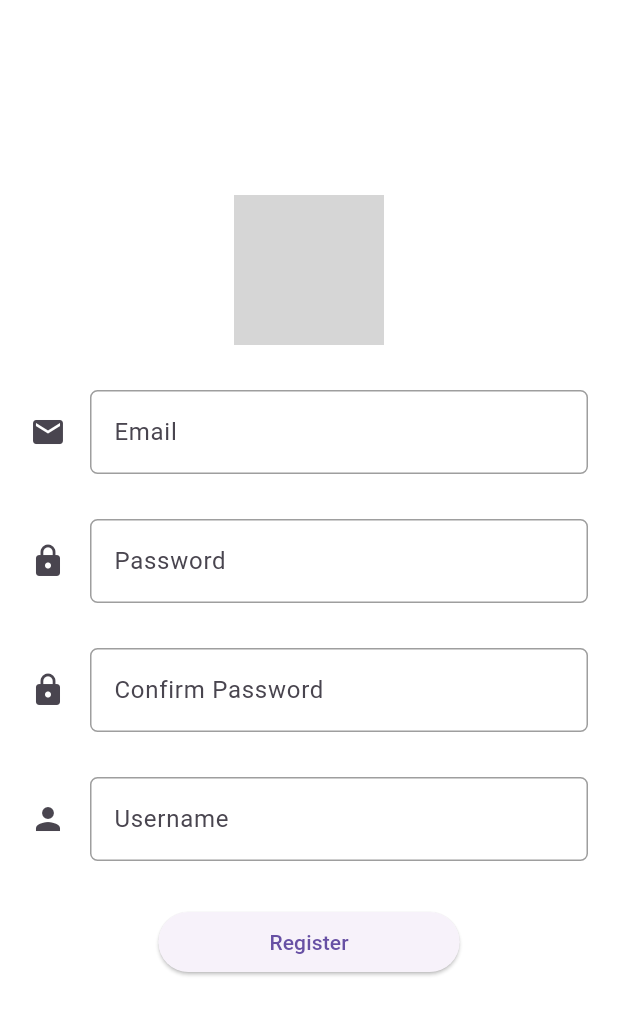
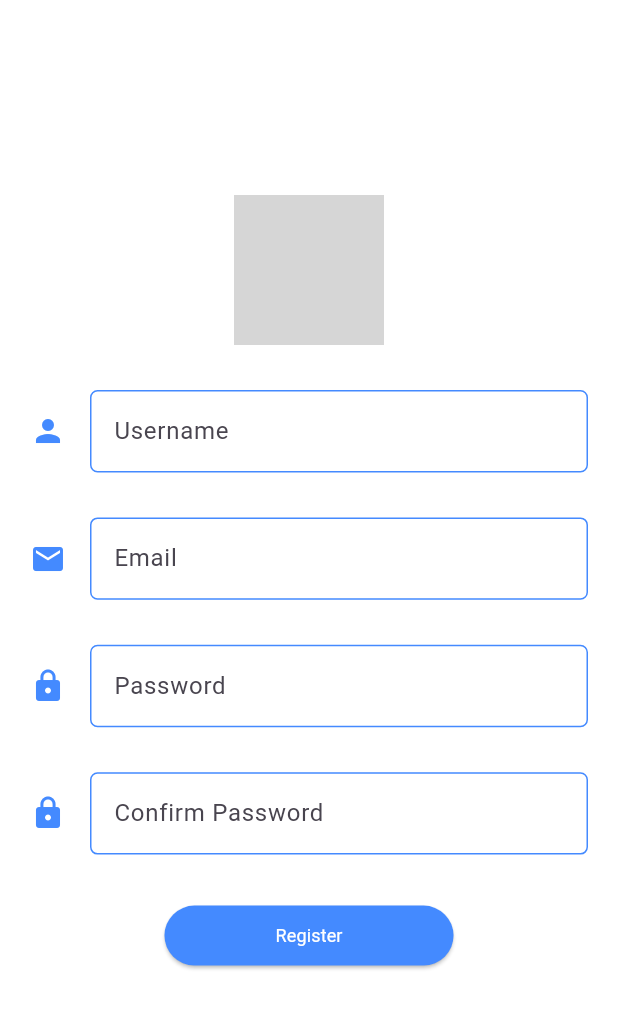
Before and after one commit to Anonymousgaurav/Instagram_MVC, a Flutter app: the screen it shows after launch, after a tap on "New User? Click Here", on a phone screen of 412 x 824 dp. Shown: the top 1015 px of the screen. Run offline on Flutter 3.47's test engine with Material 3 defaults, Android fonts, the phone set to English and light mode, and no system bars; our stand-ins replace cached_network_image, cloud_firestore, firebase_auth, firebase_core, firebase_storage, get and 2 more; missing offline and left inert: flutter_share, video_compress; accounts and stored records are empty; network calls fail; grey boxes are pictures that could not be loaded.

Commit message:
Screencaps updated in Readme file, DeviceUtils file added, Login & Signup screen styles updated

```diff
--- /dev/null
+++ b/lib/utils/DeviceUtils.dart
@@ -0,0 +1,27 @@
+import 'package:flutter/cupertino.dart';
+
+abstract class DeviceUtils {
+  /// Return a fraction of screen width
+  static double fractionWidth(BuildContext context, {double fraction = 1.0}) {
+    assert(fraction > 0.0);
+
+    return MediaQuery.of(context).size.width / fraction;
+  }
+
+  /// Return a fraction of screen height
+  static double fractionHeight(BuildContext context, {double fraction = 1.0}) {
+    assert(fraction > 0.0);
+
+    return MediaQuery.of(context).size.height / fraction;
+  }
+
+  /// Increment screen width by a factor
+  static double factorWidth(BuildContext context, {double factor = 1.0}) {
+    return MediaQuery.of(context).size.width * factor;
+  }
+
+  /// Increment screen height by a factor
+  static double factorHeight(BuildContext context, {double factor = 1.0}) {
+    return MediaQuery.of(context).size.height * factor;
+  }
+}
--- a/lib/utils/constants.dart
+++ b/lib/utils/constants.dart
@@ -14,7 +14,7 @@ getRandomColor() => [
 
 const bgColour = Colors.black;
 var button = Colors.red[400];
-const borderColor = Colors.grey;
+const borderColor = Colors.blueAccent;
 
 var uid = FirebaseAuth.instance.currentUser!.uid;
 
--- a/lib/view/screens/LoginScreen.dart
+++ b/lib/view/screens/LoginScreen.dart
@@ -1,11 +1,14 @@
 import 'package:flutter/material.dart';
 import 'package:get/get.dart';
 import 'package:insta_mvc_demo/controller/AuthController.dart';
+import 'package:insta_mvc_demo/utils/DeviceUtils.dart';
 import 'package:insta_mvc_demo/view/screens/SignUpScreen.dart';
+import 'package:insta_mvc_demo/view/styles/LoginScreenStyles.dart';
 import 'package:insta_mvc_demo/view/widgets/text_input.dart';
 
 class LoginScreen extends StatelessWidget {
   LoginScreen({super.key});
+
   final TextEditingController _emailController = TextEditingController();
   final TextEditingController _passwordController = TextEditingController();
   final controller = Get.put(AuthController());
@@ -22,6 +25,7 @@ class LoginScreen extends StatelessWidget {
               height: _DIMENS.WHITE_SPACING,
             ),
             Container(
+              height: DeviceUtils.fractionHeight(context, fraction: 15.0),
               margin: const EdgeInsets.symmetric(
                 horizontal: _DIMENS.MARGIN_HORIZONTAL,
               ),
@@ -35,8 +39,10 @@ class LoginScreen extends StatelessWidget {
               height: _DIMENS.WHITE_SPACING,
             ),
             Container(
+              height: DeviceUtils.fractionHeight(context, fraction: 15.0),
               margin: const EdgeInsets.symmetric(
-                  horizontal: _DIMENS.MARGIN_HORIZONTAL),
+                horizontal: _DIMENS.MARGIN_HORIZONTAL,
+              ),
               child: TextInputField(
                 controller: _passwordController,
                 myLabelText: "Password",
@@ -48,6 +54,8 @@ class LoginScreen extends StatelessWidget {
               height: _DIMENS.WHITE_SPACING,
             ),
             ElevatedButton(
+              style:
+                  ElevatedButton.styleFrom(backgroundColor: Colors.blueAccent),
               onPressed: () {
                 controller.login(
                   _emailController.text,
@@ -57,14 +65,20 @@ class LoginScreen extends StatelessWidget {
               child: Container(
                 padding:
                     const EdgeInsets.symmetric(horizontal: 50, vertical: 10),
-                child: const Text("Login"),
+                child: Text(
+                  "Login",
+                  style: LoginScreenStyles.loginButton,
+                ),
               ),
             ),
             TextButton(
               onPressed: () {
                 Get.to(SignUpScreen());
               },
-              child: const Text("New User? Click Here"),
+              child: Text(
+                "New User? Click Here",
+                style: LoginScreenStyles.signUpText,
+              ),
             )
           ],
         ),
@@ -74,6 +88,6 @@ class LoginScreen extends StatelessWidget {
 }
 
 abstract class _DIMENS {
-  static const WHITE_SPACING = 30.0;
-  static const MARGIN_HORIZONTAL = 20.0;
+  static const WHITE_SPACING = 25.0;
+  static const MARGIN_HORIZONTAL = 40.0;
 }
--- a/lib/view/screens/SignUpScreen.dart
+++ b/lib/view/screens/SignUpScreen.dart
@@ -1,6 +1,8 @@
 import 'package:flutter/material.dart';
 import 'package:get/get.dart';
 import 'package:insta_mvc_demo/controller/AuthController.dart';
+import 'package:insta_mvc_demo/utils/DeviceUtils.dart';
+import 'package:insta_mvc_demo/view/styles/RegisterScreenStyles.dart';
 import 'package:insta_mvc_demo/view/widgets/text_input.dart';
 
 class SignUpScreen extends StatelessWidget {
@@ -44,7 +46,7 @@ class SignUpScreen extends StatelessWidget {
                       right: 4,
                       child: Icon(
                         Icons.edit,
-                        color: Colors.black,
+                        color: Colors.grey,
                       ),
                     )
                   ],
@@ -54,6 +56,21 @@ class SignUpScreen extends StatelessWidget {
                 height: _DIMENS.WHITE_SPACING,
               ),
               Container(
+                height: DeviceUtils.fractionHeight(context, fraction: 15.0),
+                margin: const EdgeInsets.symmetric(
+                    horizontal: _DIMENS.MARGIN_HORIZONTAL),
+                child: TextInputField(
+                  controller: _usernameController,
+                  myLabelText: "Username",
+                  myIcon: Icons.person,
+                  toHide: false,
+                ),
+              ),
+              const SizedBox(
+                height: _DIMENS.WHITE_SPACING,
+              ),
+              Container(
+                height: DeviceUtils.fractionHeight(context, fraction: 15.0),
                 margin: const EdgeInsets.symmetric(
                     horizontal: _DIMENS.MARGIN_HORIZONTAL),
                 child: TextInputField(
@@ -66,6 +83,7 @@ class SignUpScreen extends StatelessWidget {
                 height: _DIMENS.WHITE_SPACING,
               ),
               Container(
+                height: DeviceUtils.fractionHeight(context, fraction: 15.0),
                 margin: const EdgeInsets.symmetric(
                     horizontal: _DIMENS.MARGIN_HORIZONTAL),
                 child: TextInputField(
@@ -79,6 +97,7 @@ class SignUpScreen extends StatelessWidget {
                 height: _DIMENS.WHITE_SPACING,
               ),
               Container(
+                height: DeviceUtils.fractionHeight(context, fraction: 15.0),
                 margin: const EdgeInsets.symmetric(
                     horizontal: _DIMENS.MARGIN_HORIZONTAL),
                 child: TextInputField(
@@ -91,20 +110,9 @@ class SignUpScreen extends StatelessWidget {
               const SizedBox(
                 height: _DIMENS.WHITE_SPACING,
               ),
-              Container(
-                margin: const EdgeInsets.symmetric(
-                    horizontal: _DIMENS.MARGIN_HORIZONTAL),
-                child: TextInputField(
-                  controller: _usernameController,
-                  myLabelText: "Username",
-                  myIcon: Icons.person,
-                  toHide: false,
-                ),
-              ),
-              const SizedBox(
-                height: _DIMENS.WHITE_SPACING,
-              ),
               ElevatedButton(
+                style: ElevatedButton.styleFrom(
+                    backgroundColor: Colors.blueAccent),
                 onPressed: () {
                   controller.signUp(
                     _usernameController.text,
@@ -116,7 +124,10 @@ class SignUpScreen extends StatelessWidget {
                 child: Container(
                   padding:
                       const EdgeInsets.symmetric(horizontal: 50, vertical: 10),
-                  child: const Text("Register"),
+                  child: Text(
+                    "Register",
+                    style: RegisterScreenStyles.registerButton,
+                  ),
                 ),
               )
             ],
--- /dev/null
+++ b/lib/view/styles/LoginScreenStyles.dart
@@ -0,0 +1,13 @@
+import 'package:flutter/material.dart';
+
+class LoginScreenStyles {
+  static TextStyle get loginButton {
+    return const TextStyle(
+        fontSize: 12, color: Colors.white, fontWeight: FontWeight.w400);
+  }
+
+  static TextStyle get signUpText {
+    return const TextStyle(
+        fontSize: 12, color: Colors.black, fontWeight: FontWeight.w400);
+  }
+}
--- /dev/null
+++ b/lib/view/styles/RegisterScreenStyles.dart
@@ -0,0 +1,13 @@
+import 'package:flutter/material.dart';
+
+class RegisterScreenStyles {
+  static TextStyle get registerButton {
+    return const TextStyle(
+        fontSize: 12, color: Colors.white, fontWeight: FontWeight.w400);
+  }
+
+  static TextStyle get signUpText {
+    return const TextStyle(
+        fontSize: 12, color: Colors.black, fontWeight: FontWeight.w400);
+  }
+}
--- a/lib/view/widgets/text_input.dart
+++ b/lib/view/widgets/text_input.dart
@@ -21,8 +21,13 @@ class TextInputField extends StatelessWidget {
       obscureText: toHide,
       controller: controller,
       decoration: InputDecoration(
-        icon: Icon(myIcon),
+        icon: Icon(
+          myIcon,
+          color: Colors.blueAccent,
+        ),
         labelText: myLabelText,
+
+        /// labelStyle: TextStyle(color: Colors.blueAccent),
         enabledBorder: OutlineInputBorder(
             borderRadius: BorderRadius.circular(5),
             borderSide: const BorderSide(
```
Also changed, not shown: img.png (added), img_1.png (added), 1 other file.
